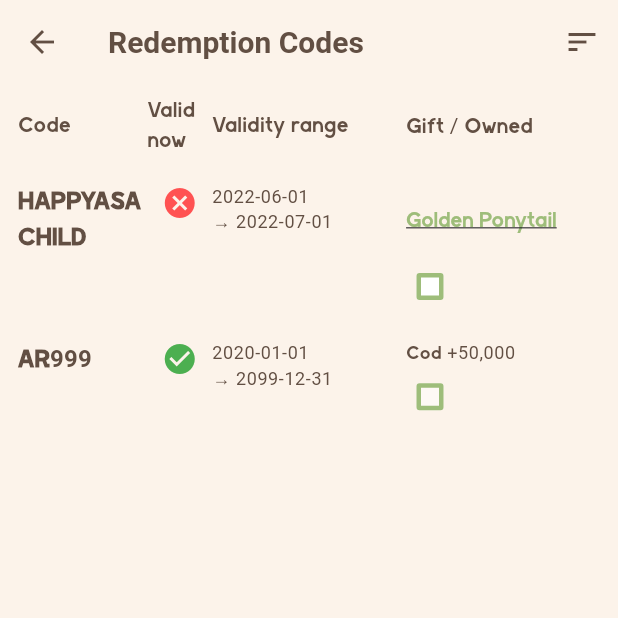
After one commit to zawmbi/animal-restaurant-tracker-app, a Flutter app: the screen it shows after launch, after a tap on "Redemption Codes", on a phone screen of 412 x 824 dp, the top half of it. The commit adds this screen. Run offline on Flutter 3.47's test engine with Material 3 defaults, Android fonts, the phone set to English and light mode, and no system bars; our stand-ins replace auto_size_text, flutter_local_notifications, shared_preferences, timezone; project files that could hold a hidden picture were left out.

Commit message:
added redemption codes

```diff
--- a/lib/features/mementos/ui/mementos_detail_page.dart
+++ b/lib/features/mementos/ui/mementos_detail_page.dart
@@ -201,69 +201,35 @@ class _MementoDetailPageState extends State<MementoDetailPage> {
   // ----- Dress-Up Mementos -----
 
   Widget _buildDressUpSection(BuildContext context, ThemeData theme) {
+    final hasSource = (memento.source ?? '').isNotEmpty;
+
     return Column(
       crossAxisAlignment: CrossAxisAlignment.start,
       children: [
         _sectionTitle(theme, 'Dress-Up'),
 
-        // Sub-type: Clothing
+        // Basic type info based on tags
         if (isClothing) ...[
-          Text('Type: Clothing'),
+          const Text('Type: Clothing'),
           const SizedBox(height: 8),
-          const Text('Obtained from: Vegetable Garden'),
-          const SizedBox(height: 4),
-          const Text('Costs BUTTONS.'),
-          const SizedBox(height: 12),
-
-          _sectionTitle(theme, 'Source of Inspiration'),
-          // Clickable – wire this to your vegetable garden recipe page later.
-          TextButton(
-            onPressed: () => _openRecipeFromMemento(context),
-            child: const Text('View vegetable garden recipe'),
-          ),
-          const SizedBox(height: 16),
-        ]
-
-        // Clothing Accessories
-        else if (isAccessory) ...[
-          Text('Type: Clothing Accessory'),
+        ] else if (isAccessory) ...[
+          const Text('Type: Clothing Accessory'),
           const SizedBox(height: 8),
-          const Text('Costs BUTTONS.'),
-          const SizedBox(height: 16),
-        ]
-
-        // Restaurant decorations / Fish pond boat / Takeout cart
-        else if (isRestaurantDecoration || isFishPondBoat || isTakeoutCart) ...[
-          if (isRestaurantDecoration) Text('Type: Restaurant Decoration'),
-          if (isFishPondBoat) Text('Type: Fish Pond Boat'),
-          if (isTakeoutCart) Text('Type: Takeout Cart'),
+        ] else if (isRestaurantDecoration) ...[
+          const Text('Type: Restaurant Decoration'),
           const SizedBox(height: 8),
-          const Text('Can be displayed in the restaurant'),
-          const SizedBox(height: 16),
+        ] else if (isFishPondBoat) ...[
+          const Text('Type: Fish Pond Boat'),
+          const SizedBox(height: 8),
+        ] else if (isTakeoutCart) ...[
+          const Text('Type: Takeout Cart'),
+          const SizedBox(height: 8),
         ],
 
-        // "Can be worn by" section
-        if (isTakeoutCart) ...[
-          _sectionTitle(theme, 'Can be worn by:'),
-          // Exactly what you specified:
-          const Text('Delivery Boy Tate'),
-          const Text('Delivery Girl Tate'),
-          const SizedBox(height: 16),
-        ] else ...[
-          // Placeholder section for other dress-up mementos.
-          // Once you add staff info to the model, replace this with real data.
-          _sectionTitle(theme, 'Can be worn by:'),
-          TextButton(
-            onPressed: () => _openStaffChooser(context),
-            style: TextButton.styleFrom(
-              padding: EdgeInsets.zero,
-              alignment: Alignment.centerLeft,
-            ),
-            child: const Text(
-              '(Staff member – to be linked from data)',
-              style: TextStyle(decoration: TextDecoration.underline),
-            ),
-          ),
+        // If the memento has a source in your JSON, show it.
+        // (For Golden Ponytail you'll set source: "redemption_code" or a nicer label.)
+        if (hasSource) ...[
+          Text('Obtained from: ${memento.source}'),
           const SizedBox(height: 16),
         ],
       ],
--- /dev/null
+++ b/lib/features/redemption_codes/ui/redemption_code.dart
@@ -0,0 +1,24 @@
+class RedemptionCode {
+  final String code;
+  final bool isValid;
+  final DateTime startDate;
+  final DateTime endDate;
+  final String reason;
+  final String gift;
+  final bool isMemento; // true if gift is a memento, false if facility or other
+
+  RedemptionCode({
+    required this.code,
+    required this.isValid,
+    required this.startDate,
+    required this.endDate,
+    required this.reason,
+    required this.gift,
+    required this.isMemento,
+  });
+
+  bool get isCurrentlyValid {
+    final now = DateTime.now();
+    return isValid && now.isAfter(startDate) && now.isBefore(endDate);
+  }
+}
--- /dev/null
+++ b/lib/features/redemption_codes/ui/redemption_codes_page.dart
@@ -0,0 +1,363 @@
+import 'package:flutter/material.dart';
+
+import '../../shared/data/unlocked_store.dart';
+import '../../shared/json_loader.dart';
+import '../../mementos/data/mementos_index.dart';
+import '../../mementos/ui/mementos_detail_page.dart';
+
+class RedemptionCode {
+  final String code;
+  final DateTime validFrom;
+  final DateTime validUntil;
+  final String reason;
+  // If this is a memento reward, this is the memento id from mementos.json
+  final String? giftMementoId;
+  // Optional free-text label for non-memento rewards (Cod, plates, diamonds…)
+  final String? giftLabel;
+
+  RedemptionCode({
+    required this.code,
+    required this.validFrom,
+    required this.validUntil,
+    required this.reason,
+    this.giftMementoId,
+    this.giftLabel,
+  });
+
+  factory RedemptionCode.fromJson(Map<String, dynamic> json) {
+    return RedemptionCode(
+      code: json['code'] as String,
+      validFrom: DateTime.parse(json['validFrom'] as String),
+      validUntil: DateTime.parse(json['validUntil'] as String),
+      reason: (json['reason'] as String?) ?? '',
+      giftMementoId: json['giftMementoId'] as String?,
+      giftLabel: json['giftLabel'] as String?,
+    );
+  }
+
+  bool get isCurrentlyValid {
+    final now = DateTime.now();
+    // inclusive range: valid on both start and end dates
+    return !now.isBefore(validFrom) && !now.isAfter(validUntil);
+  }
+}
+
+class _CodeWithMemento {
+  final RedemptionCode code;
+  final MementoEntry? memento;
+
+  _CodeWithMemento({required this.code, required this.memento});
+}
+
+enum RedemptionSortMode {
+  dateDesc,
+  owned,
+  startMonthDesc,
+}
+
+class RedemptionCodesPage extends StatefulWidget {
+  const RedemptionCodesPage({super.key});
+
+  @override
+  State<RedemptionCodesPage> createState() => _RedemptionCodesPageState();
+}
+
+class _RedemptionCodesPageState extends State<RedemptionCodesPage> {
+  final store = UnlockedStore.instance;
+  late Future<List<_CodeWithMemento>> _future;
+  RedemptionSortMode _sortMode = RedemptionSortMode.dateDesc;
+
+  @override
+  void initState() {
+    super.initState();
+    _future = _load();
+  }
+
+  Future<List<_CodeWithMemento>> _load() async {
+    // 1) Load all mementos so we can link gifts by id
+    final mementos = await MementosIndex.instance.all();
+    final mementosById = {for (final m in mementos) m.id: m};
+
+    // 2) Load redemption codes from JSON
+    final raw = await JsonLoader.load('assets/data/redemption_codes.json')
+        as List<dynamic>;
+
+    final codes = raw
+        .map((e) => RedemptionCode.fromJson(e as Map<String, dynamic>))
+        .toList();
+
+    // Default sort: newest start date first
+    codes.sort((a, b) => b.validFrom.compareTo(a.validFrom));
+
+    return codes
+        .map(
+          (c) => _CodeWithMemento(
+            code: c,
+            memento: c.giftMementoId != null
+                ? mementosById[c.giftMementoId!]
+                : null,
+          ),
+        )
+        .toList();
+  }
+
+  String _formatDate(DateTime d) {
+    final y = d.year.toString().padLeft(4, '0');
+    final m = d.month.toString().padLeft(2, '0');
+    final day = d.day.toString().padLeft(2, '0');
+    return '$y-$m-$day';
+  }
+
+  void _sortItems(List<_CodeWithMemento> items) {
+    switch (_sortMode) {
+      case RedemptionSortMode.dateDesc:
+        items.sort(
+          (a, b) => b.code.validFrom.compareTo(a.code.validFrom),
+        );
+        break;
+
+      case RedemptionSortMode.owned:
+        items.sort((a, b) {
+          final aOwned = a.memento != null &&
+              store.isUnlocked('memento_collected', a.memento!.key);
+          final bOwned = b.memento != null &&
+              store.isUnlocked('memento_collected', b.memento!.key);
+
+          if (aOwned != bOwned) {
+            // owned first
+            return aOwned ? -1 : 1;
+          }
+          // then by date (newest first)
+          return b.code.validFrom.compareTo(a.code.validFrom);
+        });
+        break;
+
+      case RedemptionSortMode.startMonthDesc:
+        items.sort((a, b) {
+          final aKey = a.code.validFrom.year * 100 + a.code.validFrom.month;
+          final bKey = b.code.validFrom.year * 100 + b.code.validFrom.month;
+          return bKey.compareTo(aKey); // latest month first
+        });
+        break;
+    }
+  }
+
+  String _sortModeLabel(RedemptionSortMode mode) {
+    switch (mode) {
+      case RedemptionSortMode.dateDesc:
+        return 'Date (newest first)';
+      case RedemptionSortMode.owned:
+        return 'Owned first';
+      case RedemptionSortMode.startMonthDesc:
+        return 'Starting month';
+    }
+  }
+
+  void _openMemento(MementoEntry m) {
+    Navigator.of(context).push(
+      MaterialPageRoute(
+        builder: (_) => MementoDetailPage(memento: m),
+      ),
+    );
+  }
+
+  @override
+  Widget build(BuildContext context) {
+    final theme = Theme.of(context);
+
+    return Scaffold(
+      appBar: AppBar(
+        title: const Text('Redemption Codes'),
+        actions: [
+          PopupMenuButton<RedemptionSortMode>(
+            icon: const Icon(Icons.sort),
+            onSelected: (mode) {
+              setState(() {
+                _sortMode = mode;
+              });
+            },
+            itemBuilder: (context) => [
+              for (final mode in RedemptionSortMode.values)
+                PopupMenuItem(
+                  value: mode,
+                  child: Text(_sortModeLabel(mode)),
+                ),
+            ],
+          ),
+        ],
+      ),
+      body: AnimatedBuilder(
+        animation: store,
+        builder: (context, _) {
+          return FutureBuilder<List<_CodeWithMemento>>(
+            future: _future,
+            builder: (context, snapshot) {
+              if (!snapshot.hasData) {
+                return const Center(child: CircularProgressIndicator());
+              }
+
+              final items = [...snapshot.data!];
+              if (items.isEmpty) {
+                return const Center(child: Text('No redemption codes yet.'));
+              }
+
+              // apply sort
+              _sortItems(items);
+
+
+              return Column(
+                children: [
+                  // header row = "table" header
+                  Container(
+                    padding:
+                        const EdgeInsets.symmetric(horizontal: 12, vertical: 8),
+                    decoration: BoxDecoration(
+                      border: Border(
+                        bottom:
+                            BorderSide(color: theme.dividerColor, width: 1),
+                      ),
+                    ),
+                    child: Row(
+                      children: const [
+                        Expanded(flex: 2, child: Text('Code')),
+                        Expanded(
+                          flex: 1,
+                          child: Center(child: Text('Valid now')),
+                        ),
+                        Expanded(flex: 3, child: Text('Validity range')),
+                        // We no longer show the reason in the table
+                        // Expanded(flex: 3, child: Text('Reason')),
+                        Expanded(flex: 3, child: Text('Gift / Owned')),
+                      ],
+                    ),
+                  ),
+                  Expanded(
+                    child: ListView.builder(
+                      itemCount: items.length,
+                      itemBuilder: (context, index) {
+                        final item = items[index];
+                        final c = item.code;
+                        final m = item.memento;
+
+                        final currentlyValid = c.isCurrentlyValid;
+                        final icon = currentlyValid
+                            ? Icons.check_circle
+                            : Icons.cancel;
+                        final iconColor = currentlyValid
+                            ? Colors.green
+                            : Colors.redAccent;
+
+                        final owned = m != null
+                            ? store.isUnlocked('memento_collected', m.key)
+                            : false;
+
+                        final giftText =
+                            m?.name ?? item.code.giftLabel ?? '—';
+
+                        return InkWell(
+                          onTap: m != null ? () => _openMemento(m) : null,
+                          child: Container(
+                            padding: const EdgeInsets.symmetric(
+                              horizontal: 12,
+                              vertical: 10,
+                            ),
+                            decoration: BoxDecoration(
+                              border: Border(
+                                bottom: BorderSide(
+                                  color: theme.dividerColor,
+                                  width: 0.5,
+                                ),
+                              ),
+                            ),
+                            child: Row(
+                              crossAxisAlignment: CrossAxisAlignment.start,
+                              children: [
+                                // Code
+                                Expanded(
+                                  flex: 2,
+                                  child: Text(
+                                    c.code,
+                                    style: theme.textTheme.titleMedium
+                                        ?.copyWith(fontWeight: FontWeight.bold),
+                                  ),
+                                ),
+
+                                // Valid now (icon)
+                                Expanded(
+                                  flex: 1,
+                                  child: Center(
+                                    child: Icon(icon, color: iconColor),
+                                  ),
+                                ),
+
+                                // Validity range
+                                Expanded(
+                                  flex: 3,
+                                  child: Text(
+                                    '${_formatDate(c.validFrom)}\n→ ${_formatDate(c.validUntil)}',
+                                    style: theme.textTheme.bodySmall,
+                                  ),
+                                ),
+
+                                // Gift + owned checkbox (no reason column anymore)
+                                Expanded(
+                                  flex: 3,
+                                  child: Column(
+                                    crossAxisAlignment:
+                                        CrossAxisAlignment.start,
+                                    children: [
+                                      if (m != null)
+                                        TextButton(
+                                          style: TextButton.styleFrom(
+                                            padding: EdgeInsets.zero,
+                                            alignment: Alignment.centerLeft,
+                                          ),
+                                          onPressed: () => _openMemento(m),
+                                          child: Text(
+                                            giftText,
+                                            style: const TextStyle(
+                                              decoration:
+                                                  TextDecoration.underline,
+                                            ),
+                                          ),
+                                        )
+                                      else
+                                        Text(
+                                          giftText,
+                                          style: theme.textTheme.bodySmall,
+                                        ),
+                                      const SizedBox(height: 4),
+                                      Row(
+                                        mainAxisSize: MainAxisSize.min,
+                                        children: [
+                                          Checkbox(
+                                            value: owned,
+                                            onChanged: m == null
+                                                ? null
+                                                : (v) => store.setUnlocked(
+                                                      'memento_collected',
+                                                      m.key,
+                                                      v ?? false,
+                                                    ),
+                                          ),
+                                        ],
+                                      ),
+                                    ],
+                                  ),
+                                ),
+                              ],
+                            ),
+                          ),
+                        );
+                      },
+                    ),
+                  ),
+                ],
+              );
+            },
+          );
+        },
+      ),
+    );
+  }
+}
--- a/lib/home/ui/home_page.dart
+++ b/lib/home/ui/home_page.dart
@@ -13,6 +13,7 @@ import '../../features/customers/ui/customers_page.dart';
 import '../../features/facilities/ui/facilities_page.dart' as fac;
 import '../../features/facilities/ui/facility_detail_page.dart' as facdetail;
 import 'package:animal_restaurant_tracker/features/timers/ui/timers_page.dart';
+import '../../features/redemption_codes/ui/redemption_codes_page.dart';
 
 import '../../features/letters/ui/letters_page.dart';
 import '../../features/mementos/ui/mementos_page.dart';
@@ -204,12 +205,11 @@ case HitType.facility:
               _navTile(context, Icons.store, 'Facilities', fac.FacilitiesPage()),
               _navTile(context, Icons.mail, 'Letters', const LettersPage()),
               _navTile(context, Icons.menu_book, 'Recipes', const recipes.DishesPage()),
+              _navTile(context, Icons.attach_money, 'Bank', const BankPage()),
               _navTile(context, Icons.card_giftcard, 'Mementos', const MementosPage()),
-              _navTile(context, Icons.attach_money, 'Bank', const BankPage()),
-              _navTile(context, Icons.timer, 'Timers', const TimersPage()),
-              _navTile(context, Icons.settings, 'Settings', const SettingsPage()),
+              _navTile(context, Icons.redeem, 'Redemption Codes', const RedemptionCodesPage()),
 
-            ],
+              ],
           ),
 
         ],
--- a/pubspec.yaml
+++ b/pubspec.yaml
@@ -79,6 +79,8 @@ flutter:
   - assets/data/facilities_jsons/terrace_facilities.json
   - assets/data/facilities_jsons/courtyard_facilities.json
   - assets/data/facilities_jsons/
+  - assets/data/redemption_codes.json
+
 
   # To add assets to your application, add an assets section, like this:
   # assets:
```
Also changed, not shown: assets/data/mementos.json (+12 -1 lines), assets/data/redemption_codes.json (added, +17 -0 lines), lib/features/staff/ui/staff_detail_page.dart (added), lib/features/staff/ui/staff_page.dart (added).
